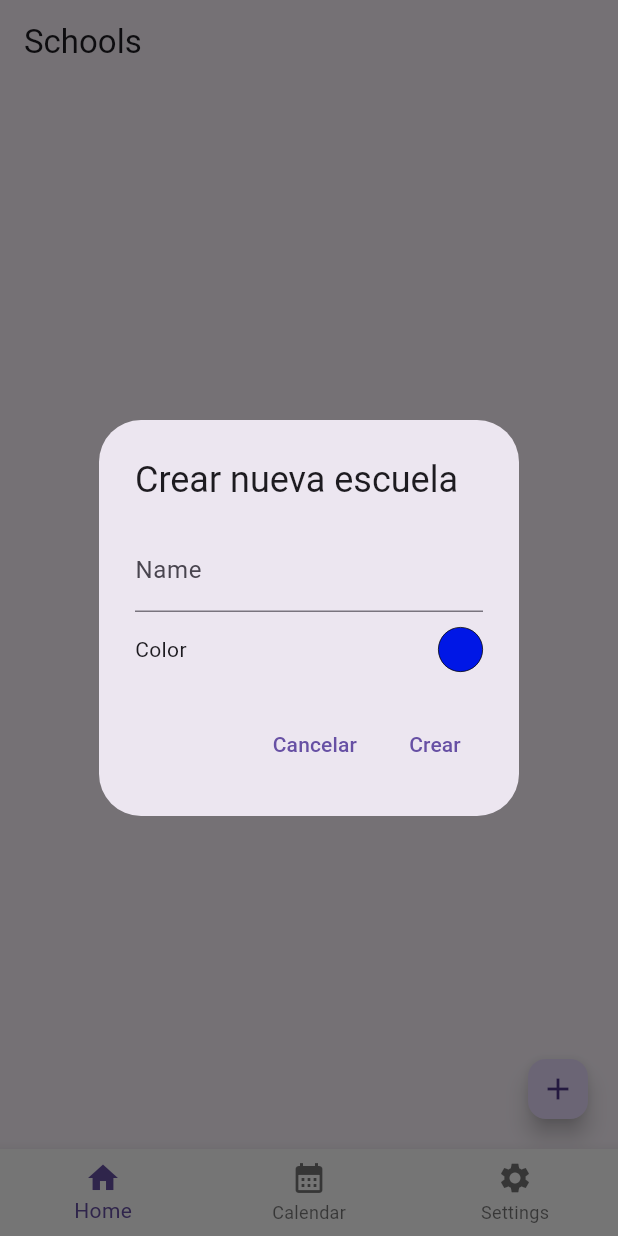
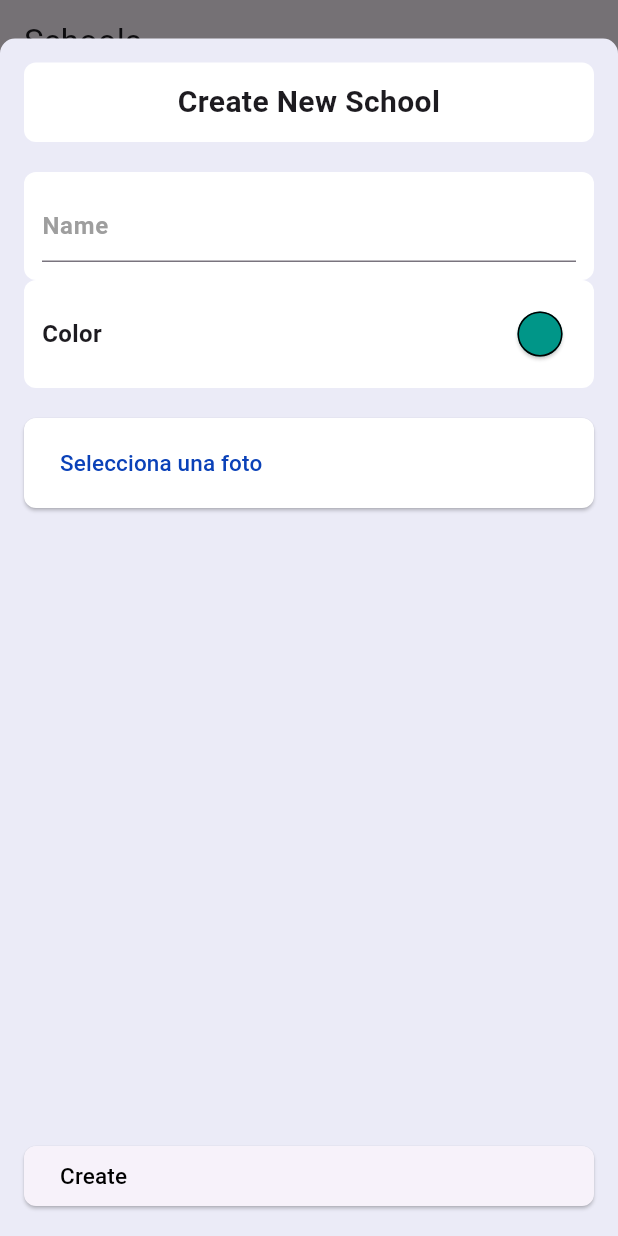
Before and after one commit to MariiaOrtiiz10/ralpher, a Flutter app: the screen it shows once a user with an empty profile is signed in, after a tap on the "add" icon, on a phone screen of 412 x 824 dp. Run offline on Flutter 3.47's test engine with Material 3 defaults, Android fonts, the light colour scheme and no system bars; our stand-ins replace flutter_colorpicker, image_picker, popover, supabase_flutter, table_calendar; missing offline and left inert: flutter_hsvcolor_picker; accounts and stored records are empty.

Commit message:
solucionado lo del color y mejora de la interfaz

```diff
--- a/lib/data/repositories/school_repository.dart
+++ b/lib/data/repositories/school_repository.dart
@@ -5,14 +5,15 @@ class SchoolRepository {
   //conexion
   final SupabaseClient _supabase = Supabase.instance.client;
   //Create
-  Future<void> createSchool(String name, String? color, String? image) async {
+  Future<void> createSchool(String name, String? color, String? imgname, String? imgurl) async {
       final currentUser = Supabase.instance.client.auth.currentUser;
       try {
       if (currentUser != null) {
          await _supabase.from("schools").insert({
         'name': name,
         'color': color,
-        'image': image,
+        'imgname': imgname,
+        'imgurl': imgurl,
       });
       }
       } catch (e) {
--- a/lib/presentation/views/home_page.dart
+++ b/lib/presentation/views/home_page.dart
@@ -1,5 +1,6 @@
 import 'package:flutter/material.dart';
 import 'package:flutter_hsvcolor_picker/flutter_hsvcolor_picker.dart';
+import 'package:flutter_colorpicker/flutter_colorpicker.dart';
 import 'package:popover/popover.dart';
 import 'package:ralpher/data/repositories/school_repository.dart';
 import 'package:ralpher/widgets/colorPicker_item.dart';
@@ -8,18 +9,21 @@ import 'package:supabase_flutter/supabase_flutter.dart';
 
 class HomePage extends StatefulWidget {
   const HomePage({super.key});
-
   @override
   State<HomePage> createState() => _HomePageState();
 }
 
 class _HomePageState extends State<HomePage> {
   TextEditingController inputTextName = TextEditingController();
-  //Map<String, dynamic> dataSchools = {};
   List<Map<String, dynamic>> dataSchools = [];
-
   final SchoolRepository _schoolRepository = SchoolRepository();
   Color? selectedColor;
+
+  void handleColorChanged(Color? color) {
+    setState(() {
+      selectedColor = color;
+    });
+  }
   // File ? _selectedImage;
   // Uint8List? _webImage;
 
@@ -29,74 +33,123 @@ class _HomePageState extends State<HomePage> {
       print("Usuario no autenticado. No se puede crear una escuela.");
       return;
     }
-    showDialog(
+    showModalBottomSheet(
       context: context,
+      shape: RoundedRectangleBorder(
+        borderRadius: BorderRadius.vertical(top: Radius.circular(10)),
+      ),
+      isScrollControlled: true,
+      backgroundColor: const Color.fromARGB(255, 235, 235, 247),
       builder:
-          (context) => AlertDialog(
-            title: const Text("Crear nueva escuela"),
-            content: Column(
-              mainAxisSize: MainAxisSize.min,
+          (context) => Padding(
+            padding: EdgeInsets.all(16),
+            child: SizedBox(
+              height: MediaQuery.of(context).size.height * 0.93,
+              child: Column(
                 children: [
-                TextField(
-                  controller: inputTextName,
-                  decoration: const InputDecoration(labelText: "Name"),
+                  Container(
+                    width: double.infinity,
+                    decoration: BoxDecoration(
+                      color: Colors.white,
+                      borderRadius: BorderRadius.circular(8),
                     ),
-                const SizedBox(height: 10),
-                Row(
-                  children: [
-                    const Text("Color"),
-                    const Spacer(),
-                    GestureDetector(
-                      onTap: () async {
-                      final color = await showModalBottomSheet<Color>(
-                      context: context,
-                      isDismissible: true,
-                      enableDrag: true,
-                      shape: RoundedRectangleBorder(
-                        borderRadius: BorderRadius.vertical(
-                          top: Radius.circular(20),
+                    padding: EdgeInsets.all(12),
+                    child: Text(
+                      "Create New School",
+                      style: TextStyle(
+                        fontSize: 20,
+                        fontWeight: FontWeight.bold,
+                      ),
+                      textAlign: TextAlign.center,
                     ),
                   ),
-                      builder: (context) => ColorPickerItem(
-                        initialColor: selectedColor ?? const Color.fromARGB(255, 0, 23, 230),
-                        onColorChanged: (color) {
-                          setState(() {
-                            selectedColor = color;
-                          });
-                        },
+                  SizedBox(height: 20),
+                  Container(
+                    width: double.infinity,
+                    padding: EdgeInsets.all(12),
+                    decoration: BoxDecoration(
+                      color: Colors.white,
+                      borderRadius: BorderRadius.circular(8),
                     ),
-                    );
-                    if (color != null) {
-                      setState(() {
-                        selectedColor = color;
-                      });
-                    }
-                  },
-                  child: Container(
-                    width: 30,
-                    height: 30,
-                    decoration: BoxDecoration(
-                      color: selectedColor ?? const Color.fromARGB(255, 0, 23, 230),
-                      shape: BoxShape.circle,
-                      border: Border.all(color: Colors.black, width: 0.5),
+                    child: TextField(
+                      controller: inputTextName,
+                      decoration: InputDecoration(
+                        hintText: "Name",
+                        hintStyle: TextStyle(
+                          color: Colors.grey,
+                          fontWeight: FontWeight.bold,
+                          fontSize: 16,
                         ),
                       ),
                     ),
-                  ],
+                  ),
+                  Container(
+                    width: double.infinity,
+                    padding: EdgeInsets.all(12),
+                    decoration: BoxDecoration(
+                      color: Colors.white,
+                      borderRadius: BorderRadius.circular(8),
+                    ),
+                    child: Row(
+                      children: [
+                        const Text(
+                          "Color",
+                          style: TextStyle(
+                            fontWeight: FontWeight.bold,
+                            fontSize: 16,
+                          ),
+                        ),
+                        const Spacer(),
+                        ElevatedButton(
+                          style: ElevatedButton.styleFrom(
+                            shape: CircleBorder(),
+                            side: BorderSide(color: Colors.black),
+                            backgroundColor: selectedColor ?? Colors.teal,
+                            minimumSize: Size(30, 30),
+                          ),
+                          onPressed: () {
+                            openColorBottomSheet(
+                              context,
+                              selectedColor ?? Colors.blue,
+                              handleColorChanged,
+                            );
+                          },
+                          child: Text(""),
                         ),
                       ],
                     ),
-            actions: [
-              TextButton(
-                onPressed: () {
-                  inputTextName.clear();
-                  selectedColor = null;
-                  Navigator.pop(context);
-                },
-                child: const Text("Cancelar"),
                   ),
-              // Botón para crear la escuela
-              TextButton(
+                  SizedBox(height: 20),
+                  ElevatedButton(
+                    style: ElevatedButton.styleFrom(
+                      shape: RoundedRectangleBorder(
+                        borderRadius: BorderRadius.circular(8),
+                      ),
+                      backgroundColor: Colors.white,
+                      minimumSize: Size(double.infinity, 60),
+                    ),
+                    onPressed: () async {},
+                    child: const Align(
+                      alignment: Alignment.centerLeft,
+                      child: Text(
+                        "Selecciona una foto",
+                        style: TextStyle(
+                          fontSize: 15,
+                          color: Color.fromARGB(255, 10, 65, 184),
+                        ),
+                      ),
+                    ),
+                  ),
+
+                  const Spacer(),
+
+                  ElevatedButton(
+                    style: ElevatedButton.styleFrom(
+                      shape: RoundedRectangleBorder(
+                        borderRadius: BorderRadius.circular(8),
+                      ),
+                      minimumSize: Size(double.infinity, 40),
+                    ),
                     onPressed: () async {
                       if (inputTextName.text.isEmpty) {
                         ScaffoldMessenger.of(context).showSnackBar(
@@ -106,7 +159,6 @@ class _HomePageState extends State<HomePage> {
                         );
                         return;
                       }
-
                       try {
                         String colorHex =
                             "#${selectedColor!.value.toRadixString(16).substring(2)}";
@@ -114,12 +166,11 @@ class _HomePageState extends State<HomePage> {
                           inputTextName.text,
                           colorHex,
                           null,
+                          null,
                         );
-
                         inputTextName.clear();
+                        getSchools();
                         selectedColor = null;
-                    getSchools();
-
                         if (context.mounted) {
                           Navigator.pop(context);
                         }
@@ -130,9 +181,101 @@ class _HomePageState extends State<HomePage> {
                         }
                       }
                     },
-                child: const Text("Crear"),
+                    child: const Align(
+                      alignment: Alignment.centerLeft,
+                      child: Text(
+                        "Create",
+                        style: TextStyle(fontSize: 15, color: Colors.black),
+                      ),
+                    ),
                   ),
                 ],
+              ),
+            ),
+          ),
+    );
+  }
+
+  void openColorBottomSheet(
+    BuildContext context,
+    Color selectedColor,
+    Function(Color) onColorSelected,
+  ) {
+    showModalBottomSheet(
+      context: context,
+      isScrollControlled: true,
+      shape: RoundedRectangleBorder(
+        borderRadius: BorderRadius.vertical(top: Radius.circular(10)),
+      ),
+      builder:
+          (context) => Padding(
+            padding: const EdgeInsets.all(12),
+            child: DefaultTabController(
+              length: 2,
+              child: Container(
+                width: double.infinity,
+                child: Column(
+                  mainAxisSize: MainAxisSize.min,
+                  children: [
+                    Row(
+                      mainAxisAlignment: MainAxisAlignment.spaceBetween,
+                      children: [
+                        const Text(
+                          "Color",
+                          style: TextStyle(
+                            fontSize: 18,
+                            fontWeight: FontWeight.bold,
+                          ),
+                        ),
+                        IconButton(
+                          icon: const Icon(Icons.close),
+                          onPressed: () => Navigator.pop(context),
+                        ),
+                      ],
+                    ),
+                    SizedBox(height: 10),
+                    const TabBar(
+                      tabs: [
+                        Tab(text: "Block Picker"),
+                        Tab(text: "Material Picker"),
+                      ],
+                    ),
+                    Expanded(
+                      child: TabBarView(
+                        children: [
+                          //Tab 1: BlockPicker (Colores Básicos)
+                          BlockPicker(
+                            pickerColor: selectedColor,
+                            onColorChanged: (Color color) {
+                              onColorSelected(color);
+                              Navigator.pop(context); // Cierra el BottomSheet
+                            },
+                          ),
+                          //Tab2
+                          // ColorPicker(
+                          //   pickerColor: selectedColor,
+                          //   onColorChanged: (Color color){
+                          //       onColorSelected(color);
+                          //       print(color);
+                          //   },
+                          // )
+                          // Tab 3: MaterialPicker (Drag & Drop)
+                          MaterialPicker(
+                            pickerColor: selectedColor,
+                            onColorChanged: (Color color) {
+                              onColorSelected(color);
+                              Navigator.pop(context);
+                            },
+                          ),
+
+                          //Tab3
+                        ],
+                      ),
+                    ),
+                  ],
+                ),
+              ),
+            ),
           ),
     );
   }
@@ -148,7 +291,9 @@ class _HomePageState extends State<HomePage> {
 
   deleteSchool(int id) async {
     await _schoolRepository.deleteSchool(id);
+    Future.delayed(Duration(milliseconds: 150), () {
       getSchools();
+    });
   }
 
   Color hexToColor(String code) {
@@ -159,13 +304,11 @@ class _HomePageState extends State<HomePage> {
   void initState() {
     super.initState();
     getSchools();
-    selectedColor;
-    print("DataSchools $dataSchools");
+    //print("DataSchools $dataSchools");
   }
 
   @override
   Widget build(BuildContext context) {
-    //get usermail
     return Scaffold(
       floatingActionButton: FloatingActionButton.small(
         child: const Icon(Icons.add),
@@ -215,7 +358,7 @@ class _HomePageState extends State<HomePage> {
                                   (context) => IconButton(
                                     onPressed: () async {
                                       showPopover(
-                                        height: 35,
+                                        height: 40,
                                         width: 300,
                                         direction: PopoverDirection.top,
                                         arrowHeight: 0,
--- a/lib/widgets/colorPicker_item.dart
+++ b/lib/widgets/colorPicker_item.dart
@@ -22,6 +22,7 @@ class _ColorPickerItemState extends State<ColorPickerItem> {
   void initState() {
     super.initState();
     _colorNotifier = ValueNotifier<Color>(widget.initialColor);
+
   }
 
   @override
@@ -35,11 +36,10 @@ class _ColorPickerItemState extends State<ColorPickerItem> {
           padding: const EdgeInsets.only(left: 15, right: 15),
           decoration: BoxDecoration(
             color: Colors.white,
-            borderRadius: const BorderRadius.vertical(top: Radius.circular(12)),
+            borderRadius: const BorderRadius.vertical(top: Radius.circular(8)),
           ),
           child: Column(
             children: [
-              // Botón de cerrar (cruz)
               Align(
                 alignment: Alignment.topRight,
                 child: IconButton(
@@ -60,7 +60,7 @@ class _ColorPickerItemState extends State<ColorPickerItem> {
                           color: color,
                           onChanged: (value) {
                             _colorNotifier.value = value;
-                            widget.onColorChanged(value); // Notifica a HomePage
+                            widget.onColorChanged(value);
                           },
                         );
                       },
--- a/lib/widgets/popover_item.dart
+++ b/lib/widgets/popover_item.dart
@@ -24,7 +24,7 @@ class _PopoverItemState extends State<PopoverItem> {
           },
           child: Text('Delete', style:
           TextStyle(
-            fontSize: 17,
+            fontSize: 16,
             color: Colors.black
           )),
         ),
--- a/pubspec.yaml
+++ b/pubspec.yaml
@@ -9,6 +9,7 @@ environment:
 dependencies:
   flutter:
     sdk: flutter
+  flutter_colorpicker: ^1.1.0
   flutter_hsvcolor_picker: ^1.5.1
   google_sign_in: ^6.3.0
   image_picker: ^1.1.2
```
Also changed, not shown: pubspec.lock. Lines whose indentation alone changed are shown as unchanged.
